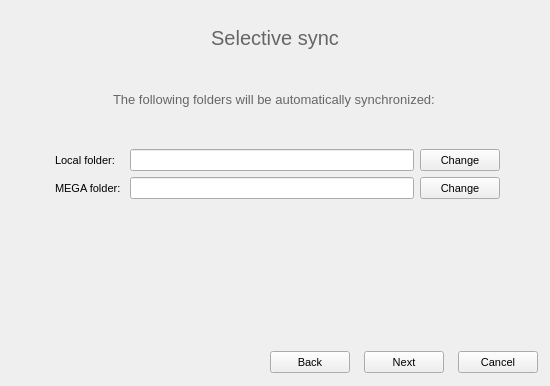
First picture: the form in Source/MEGASync/gui/macx/SetupWizard.ui, repository meganz/MEGAsync, before the edit.
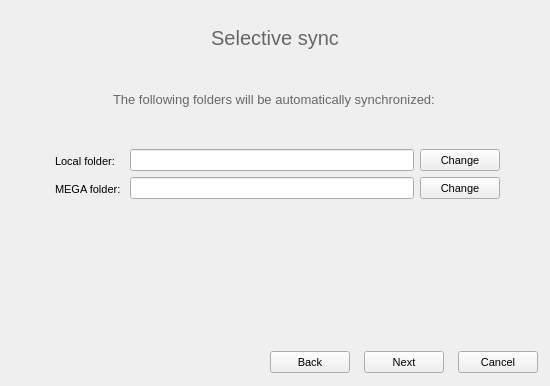
Second picture: the form after the edit. The open tabs and pages were chosen to show the change. Icons and pictures are not drawn.

What changed in the file:
```diff
--- a/Source/MEGASync/gui/macx/SetupWizard.ui
+++ b/Source/MEGASync/gui/macx/SetupWizard.ui
@@ -1304,8 +1304,7 @@
              </size>
             </property>
             <property name="styleSheet">
-             <string notr="true">margin-top:-2px;
-margin-left: 2px;</string>
+             <string notr="true">margin-left: 2px;</string>
             </property>
             <property name="text">
              <string>Local folder:</string>
@@ -1342,8 +1341,7 @@
           <item row="2" column="0">
            <widget class="QLabel" name="lMegaFolder">
             <property name="styleSheet">
-             <string notr="true">margin-top:-2px;
-margin-left: 2px;</string>
+             <string notr="true">margin-left: 2px;</string>
             </property>
             <property name="text">
              <string>MEGA folder:</string>
```
Left out of the diff: 2 changed lines with no effect on the pictures.
